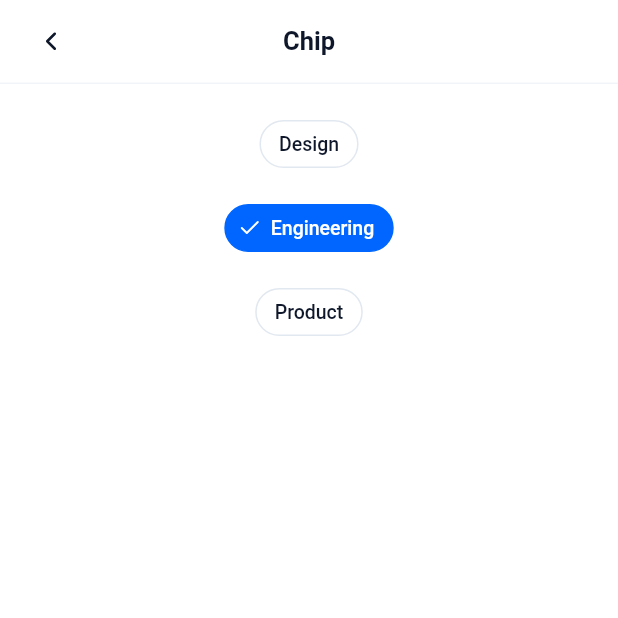
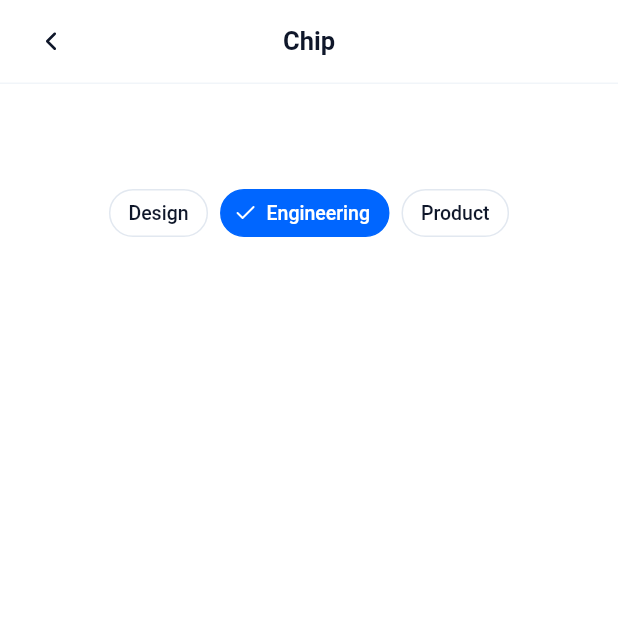
Before and after one commit to ptrbrynt/catalyst_ui, a Flutter app: the screen it shows after launch, after a tap on "Chip", on a phone screen of 412 x 824 dp, the top half of it. Run offline on Flutter 3.47's test engine with Material 3 defaults, Android fonts, the phone set to English and light mode, and no system bars; our stand-ins replace lucide_icons_flutter.

Commit message:
Fix accessibility issues

```diff
--- a/lib/src/components/atoms/chip.dart
+++ b/lib/src/components/atoms/chip.dart
@@ -203,14 +203,12 @@
                 opacity: states.contains(WidgetState.disabled) ? 0.5 : 1,
                 duration: motion.micro.duration,
                 curve: motion.micro.curve,
-                child: SizedBox(
-                  height: 48,
-                  child: Align(
                 child:
                     AnimatedContainer(
                       duration: motion.micro.duration,
                       curve: motion.micro.curve,
                       height: 32,
+                      margin: const .symmetric(vertical: 8),
                       padding: const EdgeInsets.symmetric(horizontal: 8),
                       decoration: BoxDecoration(
                         borderRadius: Radii.pillAll,
@@ -222,8 +220,7 @@
                         children: [
                           if (widget.isSelected) ...[
                             Icon(
-                                  widget.checkIcon ??
-                                      context.iconography.checkIcon,
+                              widget.checkIcon ?? context.iconography.checkIcon,
                             ),
                             const SizedBox(width: 6),
                           ] else
@@ -250,8 +247,6 @@
           ),
         ),
       ),
-        ),
-      ),
     );
   }
 }
--- a/pubspec.yaml
+++ b/pubspec.yaml
@@ -1,6 +1,6 @@
 name: catalyst_ui
 description: "A flexible, theme-driven UI component library for Flutter. No Material or Cupertino dependency — fully customisable design tokens, colour schemes, typography, and user-defined component variants."
-version: 0.1.11-beta
+version: 0.2.0
 repository: https://github.com/ptrbrynt/catalyst_ui
 issue_tracker: https://github.com/ptrbrynt/catalyst_ui/issues
 
```
Also changed, not shown: lib/src/components/molecules/snackbar.dart (+7 -10 lines), 1 other file. Lines whose indentation alone changed are shown as unchanged.
